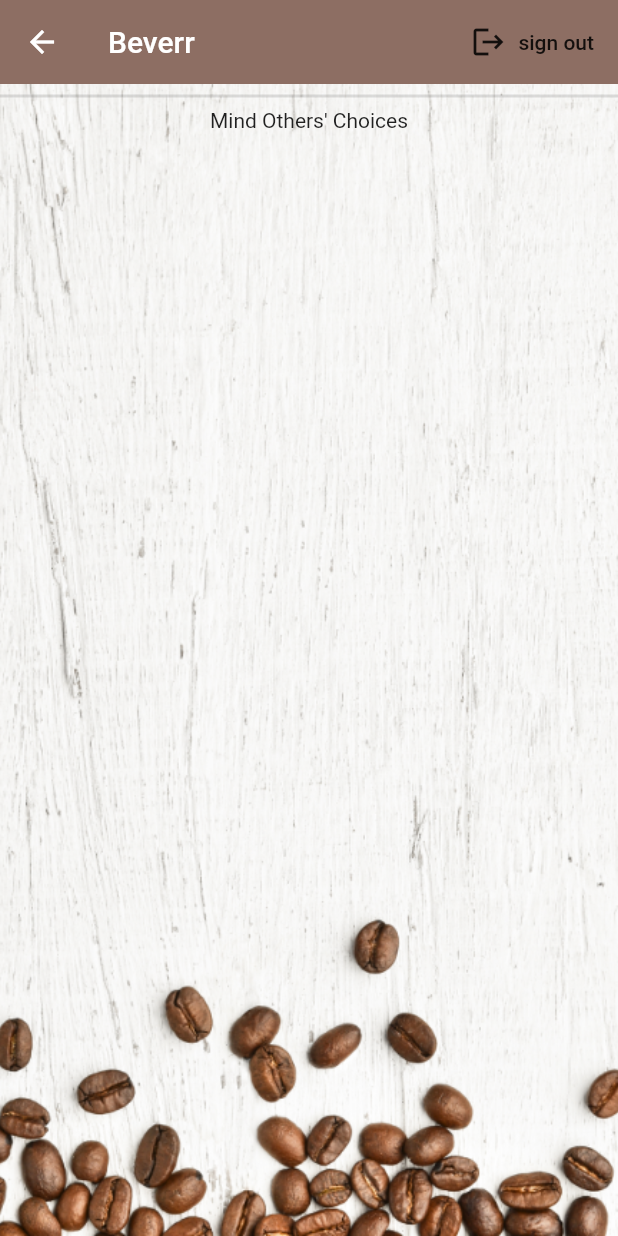
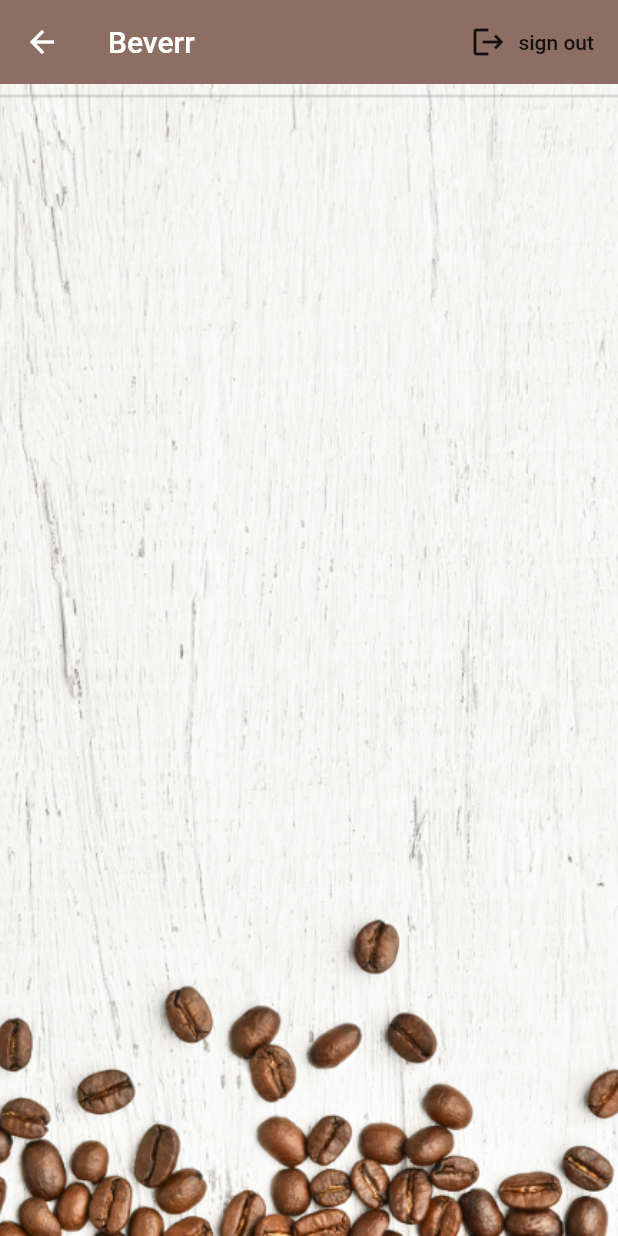
Before and after one commit to pranav-pundeer/Beverr, a Flutter app: the HomeScreen screen opened directly, on a phone screen of 412 x 824 dp. Run offline on Flutter 3.47's test engine with Material 2 defaults, Android fonts, the light colour scheme and no system bars; our stand-ins replace cloud_firestore, firebase_auth, firebase_core, flutter_spinkit, lottie; accounts and stored records are empty.

Commit message:
Update homescreen.dart

```diff
--- a/lib/screens/home/homescreen.dart
+++ b/lib/screens/home/homescreen.dart
@@ -47,7 +47,6 @@ class HomeScreen extends StatelessWidget {
               children:[
                 CurrentUserWidget(),
                 Divider(thickness: 2),
-                Center(child: Text('Mind Others\' Choices')),
                 UsersList(),
               ],
             ),
```
